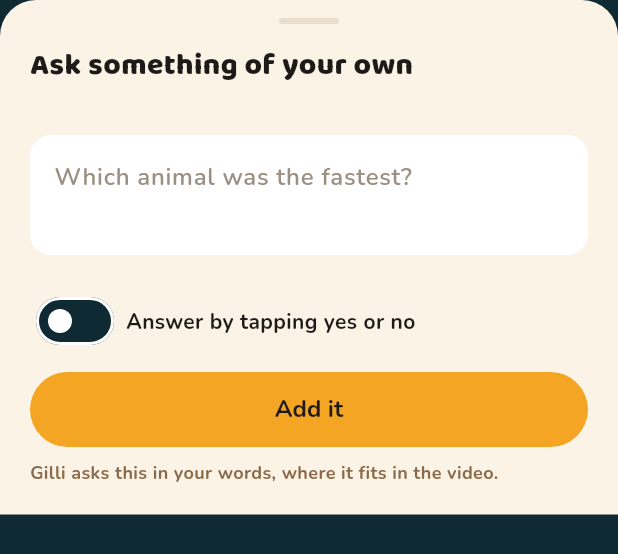
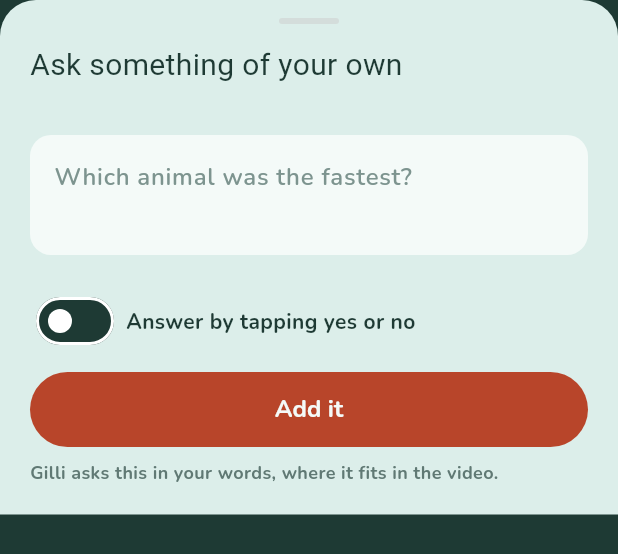
Before and after one commit to innovpk/heygilli, a Flutter app: the AddQuestionSheet widget shown alone on an empty page, opened directly with empty values, on a phone screen of 412 x 824 dp. Shown: the top 554 px of the screen. Run offline on Flutter 3.47's test engine with Material 3 defaults, Android fonts, the phone set to English and light mode, and no system bars; our stand-ins replace audioplayers, file_picker, flutter_svg, flutter_tts, google_fonts, google_sign_in and 4 more; missing offline and left inert: dart:js_interop, google_sign_in_platform_interface; accounts and stored records are empty; network calls fail; Roboto replaces fonts that are missing (Itim).

Commit message:
Move the app onto the landing page's palette and hand
One ink, one accent, one green, shared with app/web/about.html by value. The
kid side stays dark for the reason it always was — a bright screen in a dim
living room — but the ground is pine now rather than teal, and it is the same
colour the parent side uses for type.

The names in HgColors are unchanged and no longer describe their hues: mango is
rust, cream is duck-egg. They are roles, and 593 call sites read them, so
renaming them to find out whether the reskin worked was not the trade. Each one
now carries a comment saying what it is for and, where it matters, what it must
not be put on.

Two things the swap could not carry on its own:

Ink on rust is 2.6:1, and the old accent took ink type happily. Fifteen
foregrounds that sat on an accent fill are now white — found by looking for a
rust background in the same style block rather than by replacing everywhere,
because the same file also has ink foregrounds on outlined buttons sitting on
paper, and those are still right.

Rust is 2.2:1 on pine, so it cannot appear on the kid ground at all. The three
errors that did are on accentTint, a new name for the lighter step the design
uses for exactly this.

Display face is Itim, which ships one weight; display() keeps its `weight`
parameter because forty call sites pass one and a hand-drawn face simply has no
heavier cut to give.

440 tests pass, analyze clean.

```diff
--- a/app/lib/core/demo_badge.dart
+++ b/app/lib/core/demo_badge.dart
@@ -14,7 +14,7 @@ class DemoBadge extends StatelessWidget {
     return Container(
       padding: const EdgeInsets.symmetric(horizontal: 10, vertical: 4),
       decoration: BoxDecoration(
-        color: HgColors.coral,
+        color: HgColors.accentTint,
         borderRadius: BorderRadius.circular(999),
       ),
       child: Text('demo', style: HgText.body(size: 12, color: HgColors.cream)),
--- a/app/lib/core/theme.dart
+++ b/app/lib/core/theme.dart
@@ -1,43 +1,94 @@
 import 'package:flutter/material.dart';
 import 'package:google_fonts/google_fonts.dart';
 
-/// HeyGilli visual language, mirrored from design/generate.py.
+/// HeyGilli visual language — duck-egg, pine and rust.
 ///
-/// Deep teal background because a bright TV in a dim living room is harsh on
-/// a 4-year-old's eyes; cream cards; mango as the single accent so focus and
-/// "tap me" always look the same.
+/// Shared with the landing page (app/web/about.html), which defines the same
+/// six colours as CSS custom properties under the names in brackets. A value
+/// that changes in one has to change in the other, or the app a parent opens
+/// stops looking like the page that sold it to them.
+///
+/// Still a dark ground on the kid side, for the reason it always was: a bright
+/// screen in a dim living room is harsh on a four-year-old's eyes. The ground
+/// is now pine rather than teal, and it is the same colour as the type on the
+/// parent side — one ink, used as text on light and as a surface on dark.
+///
+/// The names are the old ones. They stopped describing their hues the day this
+/// palette landed ([mango] is rust, [cream] is duck-egg), and renaming 593 call
+/// sites to find out whether the reskin worked was not the trade. They are
+/// roles now, and the role each one plays is written on it.
 abstract final class HgColors {
-  static const teal = Color(0xFF0F2A33);
-  static const tealDeep = Color(0xFF0A1C22);
-  static const cream = Color(0xFFFBF3E6);
-  static const mango = Color(0xFFF5A524);
-  static const coral = Color(0xFFE4572E);
-  static const sky = Color(0xFF8FD3EE);
-  static const ink = Color(0xFF1E1A17);
-  static const brown = Color(0xFF8A6A4A);
-  static const green = Color(0xFF3F7A2F);
-  static const white = Color(0xFFFFFFFF);
-  static const muted = Color(0xFF9A8F82);
-  static const line = Color(0xFFEADFCE);
+  /// `--ink`. Kid-mode ground, dark cards, and every dark block on the parent
+  /// side. Also [ink]: the same colour reads as type on a light surface.
+  static const teal = Color(0xFF1E3A34);
 
-  /// Chart marks on a white card. Same hue as [mango] (1 degree apart) but a
-  /// darker step, because a bar has to be legible against the card on its own
-  /// - brand mango is only 2:1 there. Chips and buttons keep [mango]: they
-  /// carry ink text on the fill, so the fill is not doing the reading.
-  static const mangoDeep = Color(0xFFC4800F);
+  /// A step below [teal], for a well sunk into a dark surface.
+  static const tealDeep = Color(0xFF162C27);
+
+  /// `--bg`. Duck-egg: the parent page ground, and the type on [teal].
+  static const cream = Color(0xFFDCEEEA);
+
+  /// `--accent`. Rust. The single "this is the thing to press" colour, and the
+  /// one that marks a video waiting on a parent. Carries [white] type, never
+  /// [ink] — ink on rust is 2.6:1 and unreadable at any size.
+  static const mango = Color(0xFFB8452A);
+
+  /// `--accent-tint`. Rust is 2.2:1 on pine, so it cannot be used on a dark
+  /// surface at all. This is the step that can: headings on dark blocks, and
+  /// an error where the ground is [teal].
+  static const accentTint = Color(0xFFF0A48C);
+
+  /// Error, on a light surface. Deliberately the accent hue rather than a
+  /// fifth colour: in this palette an error is rust text and a call to action
+  /// is a rust fill with a hard shadow, and the form is what tells them apart.
+  /// On a dark surface use [accentTint] instead.
+  static const coral = Color(0xFFB8452A);
+
+  /// Quiet information on the kid side — "Break time", a hint under a
+  /// question. Cool and desaturated so it can never be mistaken for the accent
+  /// or for an error, both of which are warm.
+  static const sky = Color(0xFF9CC9BE);
+
+  /// `--ink`. Type on a light surface. Same value as [teal].
+  static const ink = Color(0xFF1E3A34);
+
+  /// Secondary type on light: [ink] at 65%, flattened onto [cream] so it can
+  /// stay const.
+  static const brown = Color(0xFF607974);
+
+  /// `--fits`. Approved, understood, live. Pine-green, so it belongs to the
+  /// ground rather than arriving from a traffic light.
+  static const green = Color(0xFF2F7D5B);
+
+  /// `--paper`. Cards on the parent side. Not pure white: white on duck-egg is
+  /// a hole in the page, and paper is the same paper the bedtime note is on.
+  static const white = Color(0xFFF4FAF8);
+
+  /// Third-rank type on light: [ink] at 50% over [cream].
+  static const muted = Color(0xFF7D948F);
+
+  /// Hairlines and dividers: [ink] at 15% over [white].
+  static const line = Color(0xFFD4DDDB);
+
+  /// Chart marks on a [white] card. A darker step of [mango], because a bar is
+  /// read on its own against the card, with no type on it to do the work.
+  static const mangoDeep = Color(0xFF8F3520);
 }
 
-/// Text styles. Baloo 2 for display (round, friendly), Nunito for body,
-/// Noto Nastaliq Urdu for Urdu. google_fonts fetches on first use and caches;
-/// if the device is offline the platform fallback is used.
+/// Text styles. Itim for display (a single hand-drawn weight), Nunito for
+/// body, Noto Nastaliq Urdu for Urdu. google_fonts fetches on first use and
+/// caches; if the device is offline the platform fallback is used.
 abstract final class HgText {
+  /// Itim ships one weight. `weight` is kept on the signature because ~40 call
+  /// sites pass it and a hand-drawn face has nothing to bolden into, so asking
+  /// for w800 here is not an error — it simply has no heavier cut to give.
   static TextStyle display({
     double size = 32,
     Color color = HgColors.cream,
-    FontWeight weight = FontWeight.w800,
-  }) => GoogleFonts.baloo2(
+    FontWeight weight = FontWeight.w400,
+  }) => GoogleFonts.itim(
     fontSize: size,
-    fontWeight: weight,
+    fontWeight: FontWeight.w400,
     color: color,
     height: 1.1,
   );
@@ -73,7 +124,9 @@ ThemeData buildTheme() {
     brightness: Brightness.dark,
     colorScheme: const ColorScheme.dark(
       primary: HgColors.mango,
-      onPrimary: HgColors.ink,
+      // White, not ink: ink on rust is 2.6:1. Every filled accent surface in
+      // this palette carries light type.
+      onPrimary: HgColors.white,
       secondary: HgColors.sky,
       onSecondary: HgColors.ink,
       surface: HgColors.teal,
@@ -93,8 +146,8 @@ ThemeData buildTheme() {
     filledButtonTheme: FilledButtonThemeData(
       style: FilledButton.styleFrom(
         backgroundColor: HgColors.mango,
-        foregroundColor: HgColors.ink,
-        textStyle: HgText.body(size: 16, color: HgColors.ink),
+        foregroundColor: HgColors.white,
+        textStyle: HgText.body(size: 16, color: HgColors.white),
         padding: const EdgeInsets.symmetric(horizontal: 22, vertical: 14),
         shape: const StadiumBorder(),
       ),
@@ -112,6 +165,9 @@ ThemeData buildTheme() {
       backgroundColor: HgColors.white,
       selectedColor: HgColors.mango,
       labelStyle: HgText.body(size: 15, color: HgColors.ink),
+      // The label on a selected chip: the fill is rust underneath it, so it
+      // cannot keep the ink of the unselected state.
+      secondaryLabelStyle: HgText.body(size: 15, color: HgColors.white),
       side: BorderSide.none,
       shape: const StadiumBorder(),
     ),
--- a/app/lib/features/gate/pin_gate.dart
+++ b/app/lib/features/gate/pin_gate.dart
@@ -77,7 +77,7 @@ class _PinGateScreenState extends State<PinGateScreen> {
                   hint,
                   textAlign: TextAlign.center,
                   style: HgText.body(
-                    color: _hint == null ? HgColors.sky : HgColors.coral,
+                    color: _hint == null ? HgColors.sky : HgColors.accentTint,
                   ),
                 ),
                 const SizedBox(height: 24),
--- a/app/lib/features/kid/break_screen.dart
+++ b/app/lib/features/kid/break_screen.dart
@@ -440,7 +440,7 @@ class _DidItButton extends StatelessWidget {
               shape: const CircleBorder(),
               padding: EdgeInsets.zero,
               disabledBackgroundColor: HgColors.mango.withValues(alpha: 0.55),
-              disabledForegroundColor: HgColors.ink,
+              disabledForegroundColor: HgColors.white,
             ),
             child: icon,
           ),
@@ -454,9 +454,9 @@ class _DidItButton extends StatelessWidget {
         icon: icon,
         style: FilledButton.styleFrom(
           disabledBackgroundColor: HgColors.mango.withValues(alpha: 0.55),
-          disabledForegroundColor: HgColors.ink,
+          disabledForegroundColor: HgColors.white,
         ),
-        label: Text(label!, style: HgText.body(size: 18, color: HgColors.ink)),
+        label: Text(label!, style: HgText.body(size: 18, color: HgColors.white)),
       ),
     );
   }
--- a/app/lib/features/kid/session_screen.dart
+++ b/app/lib/features/kid/session_screen.dart
@@ -1323,7 +1323,11 @@ class _SessionScreenState extends State<SessionScreen> {
     }
     if (showText && _errorText != null) {
       children.add(
-        Text(_errorText!, style: HgText.body(size: 13, color: HgColors.coral)),
+        Text(
+          _errorText!,
+          // The kid ground is pine; rust is 2.2:1 on it.
+          style: HgText.body(size: 13, color: HgColors.accentTint),
+        ),
       );
     }
 
--- a/app/lib/features/parent/add_question_sheet.dart
+++ b/app/lib/features/parent/add_question_sheet.dart
@@ -242,7 +242,7 @@ class _AddQuestionSheetState extends State<AddQuestionSheet> {
                   onPressed: _busy ? null : _add,
                   style: FilledButton.styleFrom(
                     backgroundColor: HgColors.mango,
-                    foregroundColor: HgColors.ink,
+                    foregroundColor: HgColors.white,
                     padding: const EdgeInsets.symmetric(vertical: 14),
                   ),
                   child: Text(_busy ? 'Saving…' : 'Add it'),
--- a/app/lib/features/parent/ask_about_video_sheet.dart
+++ b/app/lib/features/parent/ask_about_video_sheet.dart
@@ -257,7 +257,7 @@ class _AskAboutVideoSheetState extends State<AskAboutVideoSheet> {
                     onPressed: _asking ? null : () => _ask(_field.text),
                     style: IconButton.styleFrom(
                       backgroundColor: HgColors.mango,
-                      foregroundColor: HgColors.ink,
+                      foregroundColor: HgColors.white,
                       minimumSize: const Size(48, 48),
                     ),
                     icon: const Icon(Icons.arrow_upward_rounded),
--- a/app/lib/features/parent/parent_home.dart
+++ b/app/lib/features/parent/parent_home.dart
@@ -44,9 +44,9 @@ class _ParentHomeState extends State<ParentHome> {
           ? FloatingActionButton.extended(
               onPressed: () => _addKid(context),
               backgroundColor: HgColors.mango,
-              foregroundColor: HgColors.ink,
+              foregroundColor: HgColors.white,
               icon: const Icon(Icons.add_rounded),
-              label: Text('Add kid', style: HgText.body(color: HgColors.ink)),
+              label: Text('Add kid', style: HgText.body(color: HgColors.white)),
             )
           : null,
       bottom: NavigationBar(
--- a/app/lib/features/parent/preferences_screen.dart
+++ b/app/lib/features/parent/preferences_screen.dart
@@ -99,7 +99,7 @@ class _PreferencesScreenState extends State<PreferencesScreen> {
                               () => on ? _picked.add(t.id) : _picked.remove(t.id),
                             ),
                       selectedColor: HgColors.mango,
-                      checkmarkColor: HgColors.ink,
+                      checkmarkColor: HgColors.white,
                     ),
                 ],
               ),
@@ -145,7 +145,7 @@ class _PreferencesScreenState extends State<PreferencesScreen> {
                               () => on ? _breaks.add(a.id) : _breaks.remove(a.id),
                             ),
                       selectedColor: HgColors.mango,
-                      checkmarkColor: HgColors.ink,
+                      checkmarkColor: HgColors.white,
                     ),
                 ],
               ),
@@ -162,7 +162,7 @@ class _PreferencesScreenState extends State<PreferencesScreen> {
       floating: FloatingActionButton.extended(
         onPressed: _busy ? null : _go,
         backgroundColor: HgColors.mango,
-        foregroundColor: HgColors.ink,
+        foregroundColor: HgColors.white,
         icon: _busy
             ? const SizedBox(
                 width: 18,
--- a/app/lib/features/parent/setup_review_screen.dart
+++ b/app/lib/features/parent/setup_review_screen.dart
@@ -225,7 +225,7 @@ class _SetupReviewScreenState extends State<SetupReviewScreen> {
           : FloatingActionButton.extended(
               onPressed: _saving ? null : _save,
               backgroundColor: HgColors.mango,
-              foregroundColor: HgColors.ink,
+              foregroundColor: HgColors.white,
               icon: _saving
                   ? const SizedBox(
                       width: 18,
--- a/app/lib/features/parent/starter_channels_screen.dart
+++ b/app/lib/features/parent/starter_channels_screen.dart
@@ -237,7 +237,7 @@ class _StarterChannelsScreenState extends State<StarterChannelsScreen> {
                     selected: _topics.contains(t.id),
                     onSelected: (on) => _toggleTopic(t.id, on),
                     selectedColor: HgColors.mango,
-                    checkmarkColor: HgColors.ink,
+                    checkmarkColor: HgColors.white,
                   ),
               ],
             ),
@@ -352,7 +352,7 @@ class _StarterChannelsScreenState extends State<StarterChannelsScreen> {
               }
             }),
       activeColor: HgColors.mango,
-      checkColor: HgColors.ink,
+      checkColor: HgColors.white,
       contentPadding: EdgeInsets.zero,
       title: Text(c.title, style: HgText.body(size: 16, color: HgColors.ink)),
       subtitle: Text(
--- a/app/lib/features/parent/takeout_import_screen.dart
+++ b/app/lib/features/parent/takeout_import_screen.dart
@@ -445,7 +445,7 @@ class _HistoryOptIn extends StatelessWidget {
             value: value,
             onChanged: onChanged == null ? null : (v) => onChanged!(v ?? false),
             activeColor: HgColors.mango,
-            checkColor: HgColors.ink,
+            checkColor: HgColors.white,
             side: const BorderSide(color: HgColors.brown, width: 2),
           ),
           Expanded(
```
